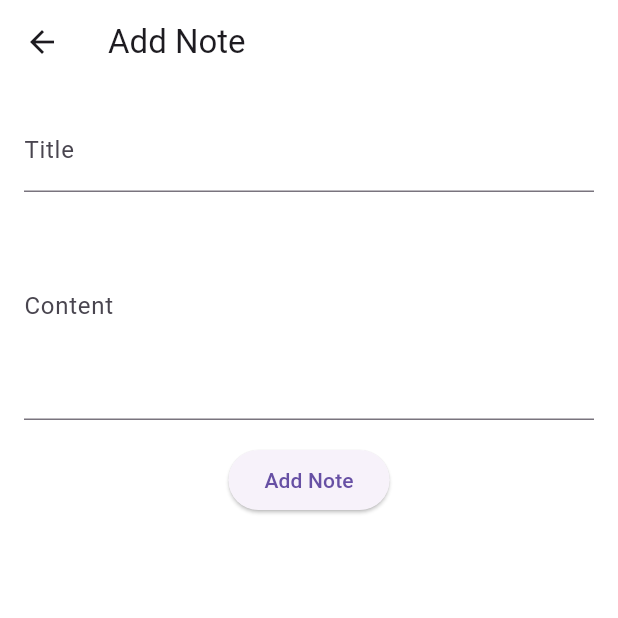
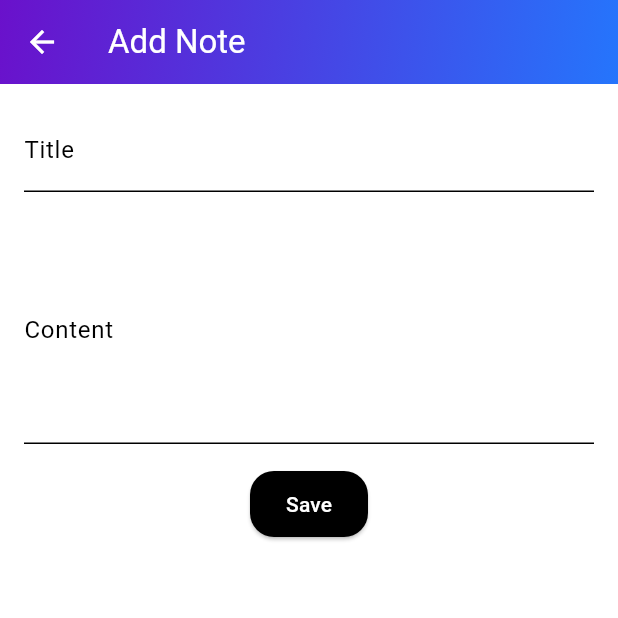
Before and after one commit to CodeZ3/My_Simple_Note, a Flutter app: the AddEditNoteScreen screen opened directly, on a phone screen of 412 x 824 dp, the top half of it. Run offline on Flutter 3.47's test engine with Material 3 defaults, Android fonts, the phone set to English and light mode, and no system bars; our stand-ins replace sqflite; accounts and stored records are empty.

Commit message:
add_edit_note_screen.dart

```diff
--- a/lib/screen/add_edit_note_screen.dart
+++ b/lib/screen/add_edit_note_screen.dart
@@ -31,7 +31,20 @@ class _AddEditNoteScreenState extends State<AddEditNoteScreen> {
   Widget build(BuildContext context) {
     return Scaffold(
       appBar: AppBar(
-        title: Text(widget.note == null ? 'Add Note' : 'Edit Note'),
+        title: Text(
+          widget.note == null ? 'Add Note' : 'Edit Note',
+          style: const TextStyle(color: Colors.white),
+        ),
+        flexibleSpace: Container(
+          decoration: const BoxDecoration(
+            gradient: LinearGradient(
+              colors: [Color(0xFF6A11CB), Color(0xFF2575FC)],
+              begin: Alignment.topLeft,
+              end: Alignment.bottomRight,
+            ),
+          ),
+        ),
+        iconTheme: const IconThemeData(color: Colors.white),
       ),
       body: Padding(
         padding: const EdgeInsets.all(16.0),
@@ -41,7 +54,17 @@ class _AddEditNoteScreenState extends State<AddEditNoteScreen> {
             children: [
               TextFormField(
                 controller: _titleController,
-                decoration: const InputDecoration(labelText: 'Title'),
+                style: const TextStyle(color: Colors.black),
+                decoration: const InputDecoration(
+                  labelText: 'Title',
+                  labelStyle: TextStyle(color: Colors.black),
+                  enabledBorder: UnderlineInputBorder(
+                    borderSide: BorderSide(color: Colors.black),
+                  ),
+                  focusedBorder: UnderlineInputBorder(
+                    borderSide: BorderSide(color: Colors.black),
+                  ),
+                ),
                 validator: (value) {
                   if (value == null || value.isEmpty) {
                     return 'Title is required';
@@ -49,9 +72,20 @@ class _AddEditNoteScreenState extends State<AddEditNoteScreen> {
                   return null;
                 },
               ),
+              const SizedBox(height: 16),
               TextFormField(
                 controller: _contentController,
-                decoration: const InputDecoration(labelText: 'Content'),
+                style: const TextStyle(color: Colors.black),
+                decoration: const InputDecoration(
+                  labelText: 'Content',
+                  labelStyle: TextStyle(color: Colors.black),
+                  enabledBorder: UnderlineInputBorder(
+                    borderSide: BorderSide(color: Colors.black),
+                  ),
+                  focusedBorder: UnderlineInputBorder(
+                    borderSide: BorderSide(color: Colors.black),
+                  ),
+                ),
                 maxLines: 5,
                 validator: (value) {
                   if (value == null || value.isEmpty) {
@@ -62,6 +96,17 @@ class _AddEditNoteScreenState extends State<AddEditNoteScreen> {
               ),
               const SizedBox(height: 16),
               ElevatedButton(
+                style: ElevatedButton.styleFrom(
+                  backgroundColor: Colors.black, // Button color
+                  foregroundColor: Colors.white, // Text color
+                  padding: const EdgeInsets.symmetric(
+                    vertical: 12.0,
+                    horizontal: 24.0,
+                  ),
+                  shape: RoundedRectangleBorder(
+                    borderRadius: BorderRadius.circular(16.0), // Slightly rounded corners
+                  ),
+                ),
                 onPressed: () {
                   if (_formKey.currentState!.validate()) {
                     final title = _titleController.text;
@@ -85,7 +130,7 @@ class _AddEditNoteScreenState extends State<AddEditNoteScreen> {
                     }
                   }
                 },
-                child: Text(widget.note == null ? 'Add Note' : 'Save Changes'),
+                child: Text(widget.note == null ? 'Save' : 'Save'),
               ),
             ],
           ),
```
